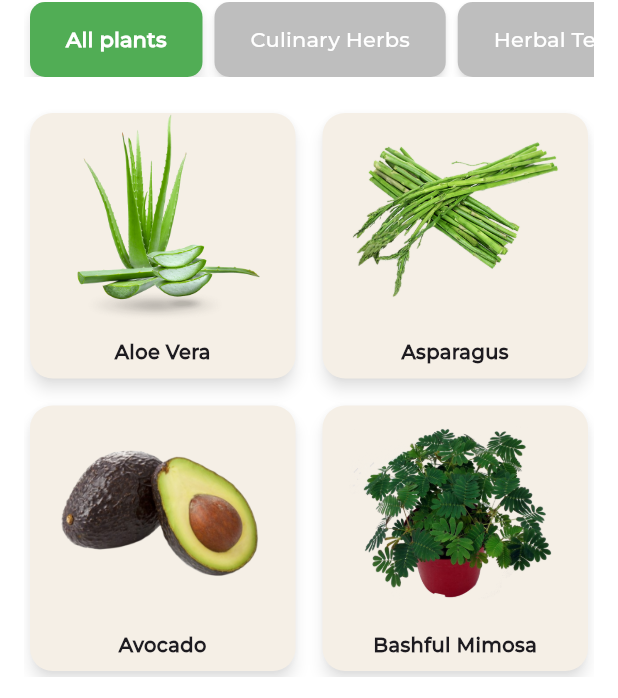
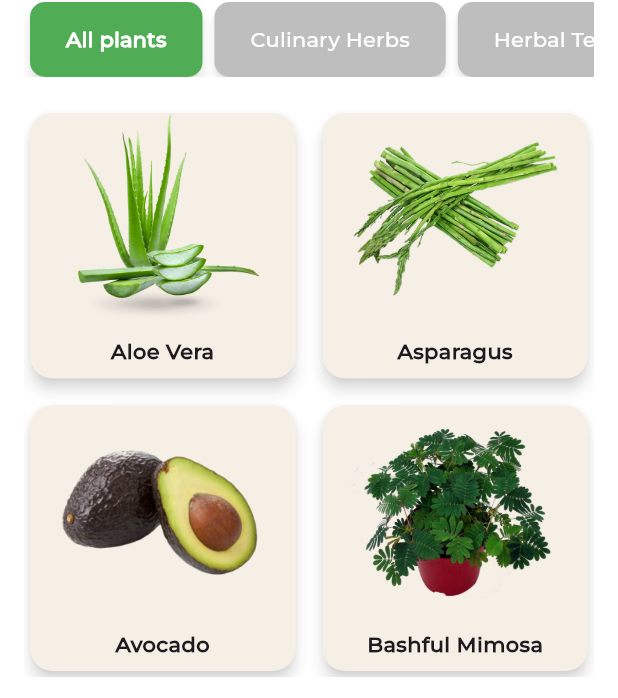
Before and after one commit to AmbherChris/gg-app-to-edit, a Flutter app: the HomeScreen screen opened directly, on a phone screen of 412 x 824 dp. Shown: the part 535-1233 px from the top of the screen. Run offline on Flutter 3.47's test engine with Material 3 defaults, Android fonts, the phone set to English and light mode, and no system bars; our stand-ins replace hive, hive_flutter, shared_preferences; accounts and stored records are empty; project files that could hold a hidden picture were left out.

Commit message:
resized picture

```diff
--- a/lib/screens/home_screen.dart
+++ b/lib/screens/home_screen.dart
@@ -286,7 +286,7 @@ class PlantCard extends StatelessWidget {
           borderRadius: BorderRadius.circular(15),
         ),
         elevation: 4, // Add shadow
-        shadowColor: Colors.black.withOpacity(0.5), // Add shadow color
+        shadowColor: Colors.black.withOpacity(0.7), // Add shadow color
         child: Column(
           children: [
             Expanded(
@@ -305,7 +305,7 @@ class PlantCard extends StatelessWidget {
                   plant.eng_name,
                   textAlign: TextAlign.center,
                   style: TextStyle(
-                    fontSize: 13,
+                    fontSize: 14,
                     fontWeight: FontWeight.bold,
                     fontFamily: 'Montserrat',
                   ),
```
